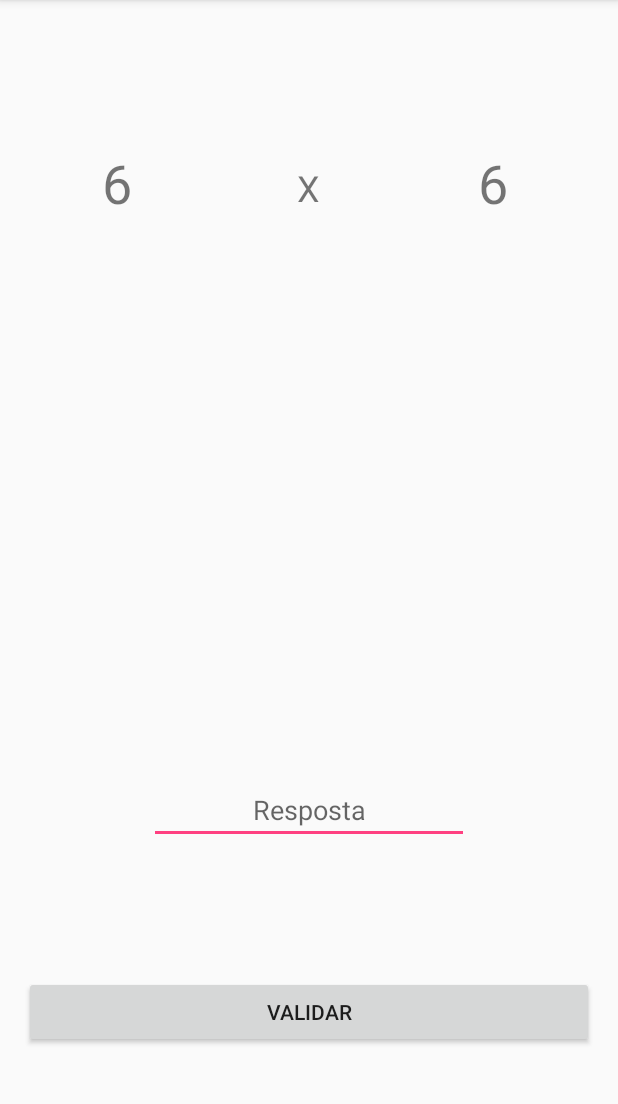
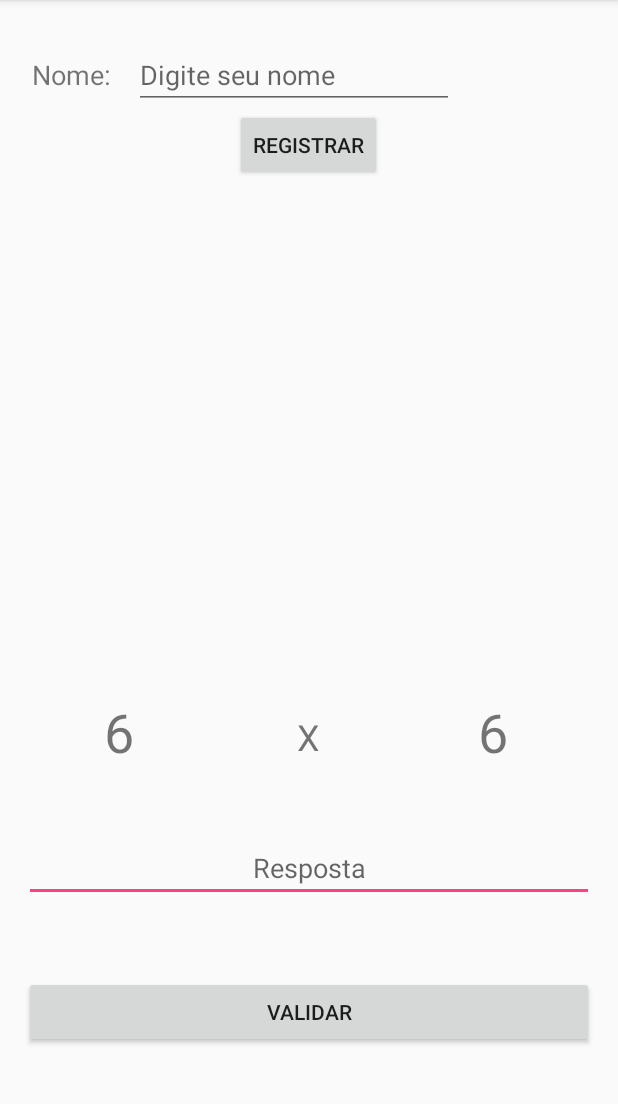
Before and after one commit to anderssom/projetosAndroid, an Android app: the screen it shows after launch (Tabuada), on a phone screen of 412 x 824 dp, the part 84-1188 px from its top. Run offline under Robolectric (Android 15) with nearby library versions, the phone set to English and light mode, and no system bars; our stand-ins replace Volley.

```diff
--- a/Tabuada/app/src/main/res/layout/activity_tabuada.xml
+++ b/Tabuada/app/src/main/res/layout/activity_tabuada.xml
@@ -9,17 +9,6 @@
     android:paddingRight="@dimen/activity_horizontal_margin"
     android:paddingTop="@dimen/activity_vertical_margin"
     tools:context="com.espm.tabuada.Tabuada">
-
-    <TextView
-        android:layout_width="wrap_content"
-        android:layout_height="wrap_content"
-        android:text="0"
-        android:layout_marginTop="81dp"
-        android:id="@+id/txtN1"
-        android:textSize="36sp"
-        android:layout_alignParentTop="true"
-        android:layout_alignParentStart="true"
-        android:layout_marginStart="52dp" />
 
     <TextView
         android:text="X"
@@ -52,16 +41,58 @@
         android:layout_alignBottom="@+id/txtN1"
         android:layout_alignParentEnd="true" />
 
+    <TextView
+        android:layout_width="wrap_content"
+        android:layout_height="wrap_content"
+        android:text="0"
+        android:id="@+id/txtN1"
+        android:textSize="36sp"
+        android:layout_marginStart="53dp"
+        android:layout_above="@+id/edtResposta"
+        android:layout_alignParentStart="true"
+        android:layout_marginBottom="44dp" />
+
     <EditText
-        android:layout_width="wrap_content"
+        android:layout_width="match_parent"
         android:layout_height="wrap_content"
         android:inputType="textPersonName"
         android:ems="10"
         android:id="@+id/edtResposta"
         android:textAlignment="center"
         android:hint="Resposta"
+        android:layout_marginBottom="49dp"
         android:layout_above="@+id/btnValidar"
-        android:layout_centerHorizontal="true"
-        android:layout_marginBottom="88dp" />
+        android:layout_alignParentStart="true" />
+
+    <TextView
+        android:text="Nome:"
+        android:layout_width="wrap_content"
+        android:layout_height="wrap_content"
+        android:id="@+id/textView"
+        android:layout_alignBaseline="@+id/edtNome"
+        android:layout_alignBottom="@+id/edtNome"
+        android:layout_alignEnd="@+id/txtN1"
+        android:layout_marginEnd="15dp"
+        android:textSize="18sp" />
+
+    <EditText
+        android:layout_width="wrap_content"
+        android:layout_height="wrap_content"
+        android:inputType="textPersonName"
+        android:ems="10"
+        android:layout_marginTop="11dp"
+        android:id="@+id/edtNome"
+        android:hint="Digite seu nome"
+        android:layout_alignParentTop="true"
+        android:layout_toEndOf="@+id/txtN1" />
+
+    <Button
+        android:text="Registrar"
+        android:layout_width="wrap_content"
+        android:layout_height="wrap_content"
+        android:id="@+id/btnRegistrar"
+        android:onClick="registrar"
+        android:layout_below="@+id/edtNome"
+        android:layout_centerHorizontal="true" />
 
 </RelativeLayout>
```
Also changed, not shown: PizzariadoMoreira/app/src/main/java/com/espm/pizzariadomoreira/PizzaBean.java (added, +51 -0 lines).
